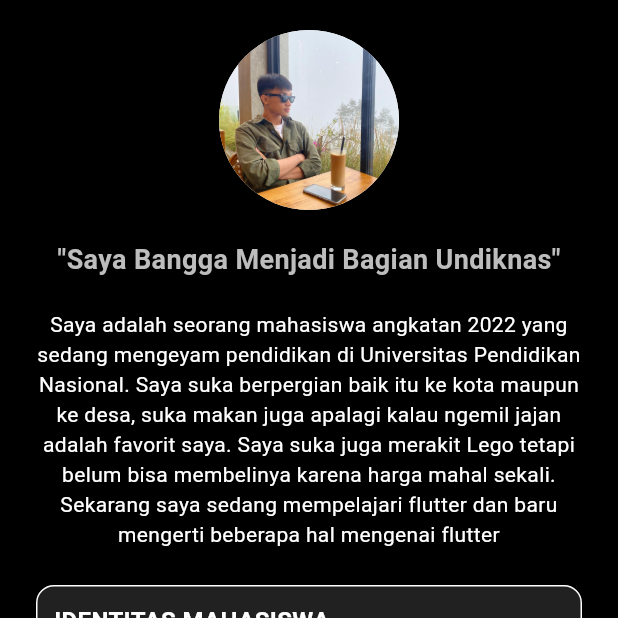
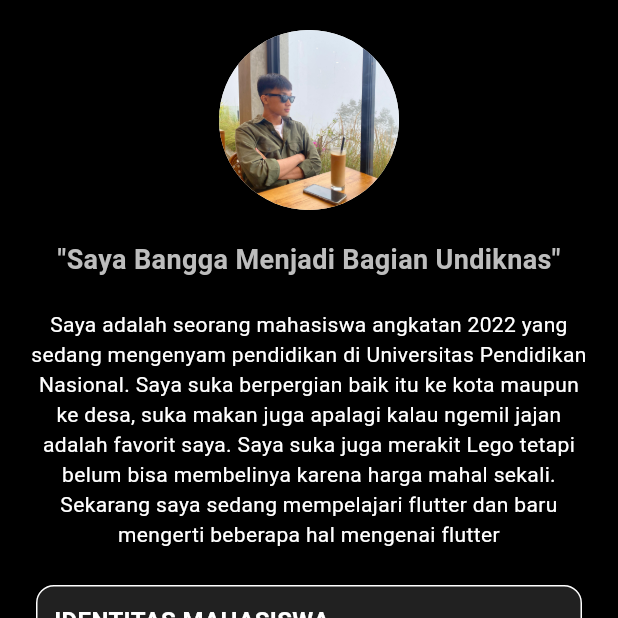
Before and after one commit to newgede/biodata_flutter, a Flutter app: the screen it shows after launch, on a phone screen of 412 x 824 dp, the top half of it. Run offline on Flutter 3.47's test engine with Material 3 defaults, Android fonts, the phone set to English and light mode, and no system bars.

Commit message:
new update

```diff
--- a/lib/main.dart
+++ b/lib/main.dart
@@ -38,7 +38,7 @@ class MyApp extends StatelessWidget {
                   SizedBox(height: 20),
                   // Tentang Saya
                   Text(
-                    'Saya adalah seorang mahasiswa angkatan 2022 yang sedang mengeyam pendidikan di Universitas Pendidikan Nasional. Saya suka berpergian baik itu ke kota maupun ke desa, suka makan juga apalagi kalau ngemil jajan adalah favorit saya. Saya suka juga merakit Lego tetapi belum bisa membelinya karena harga mahal sekali. Sekarang saya sedang mempelajari flutter dan baru mengerti beberapa hal mengenai flutter',
+                    'Saya adalah seorang mahasiswa angkatan 2022 yang sedang mengenyam pendidikan di Universitas Pendidikan Nasional. Saya suka berpergian baik itu ke kota maupun ke desa, suka makan juga apalagi kalau ngemil jajan adalah favorit saya. Saya suka juga merakit Lego tetapi belum bisa membelinya karena harga mahal sekali. Sekarang saya sedang mempelajari flutter dan baru mengerti beberapa hal mengenai flutter',
                     textAlign: TextAlign.center,
                     style: TextStyle(color: Colors.white, fontSize: 14),
                   ),
```
